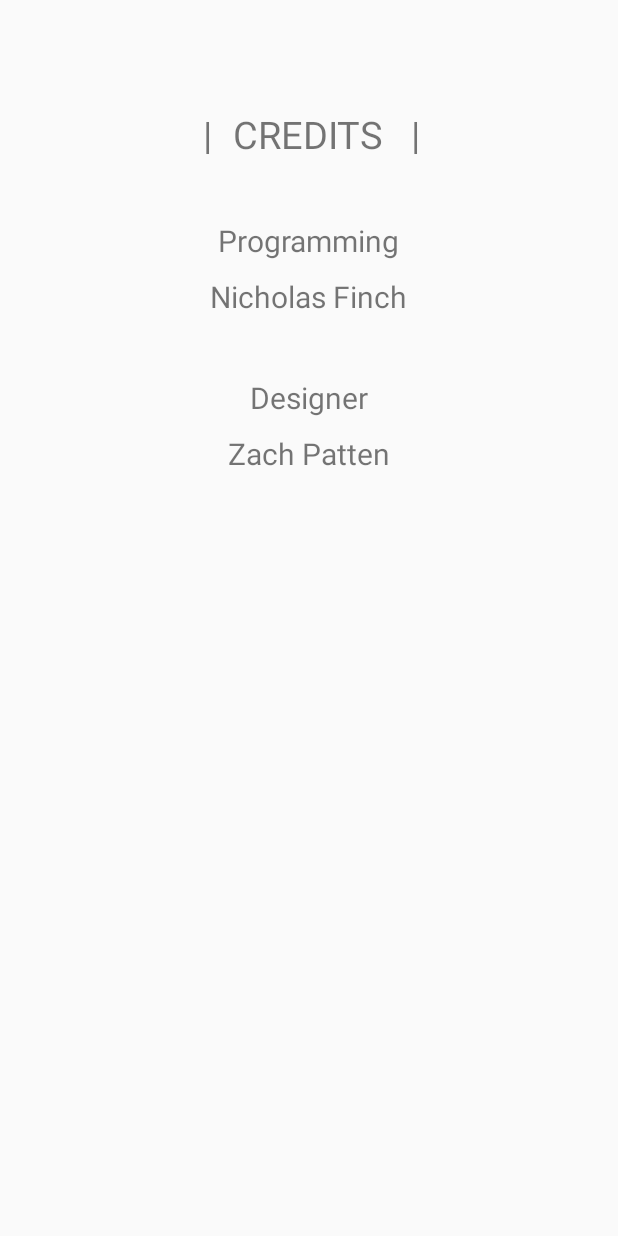
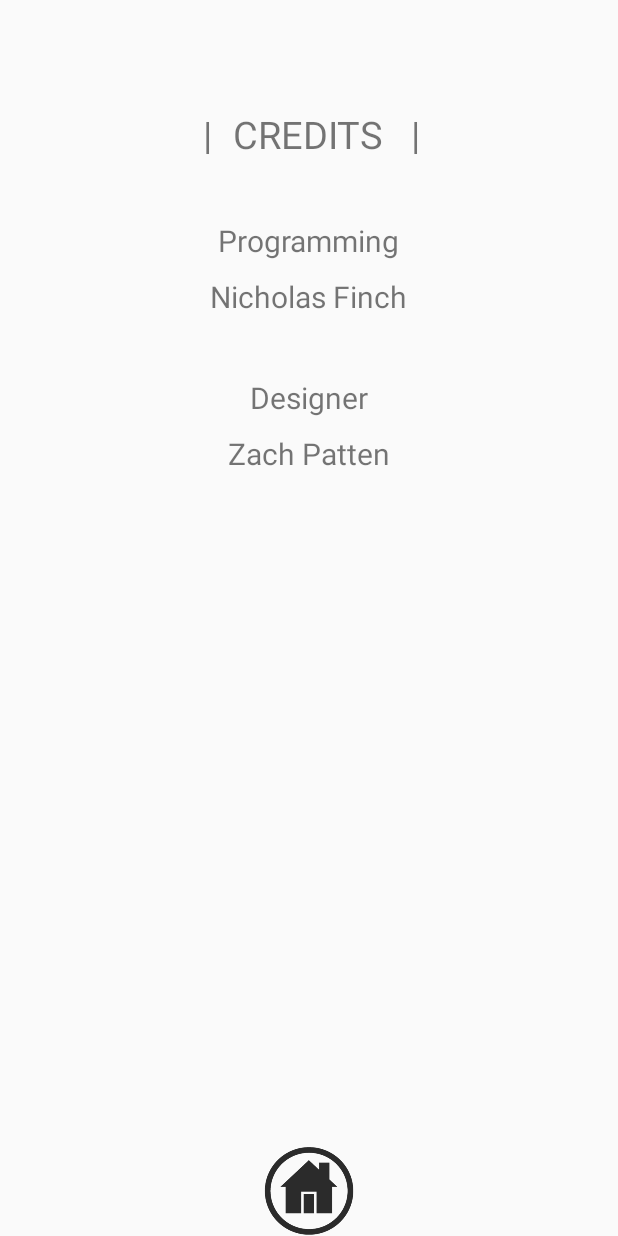
Before and after one commit to tisaconundrum2/AnagramGame, an Android app: the Credits screen opened directly, with no data from a screen before it, on a phone screen of 412 x 824 dp. Run offline under Robolectric (Android 15) with nearby library versions, the phone set to English and light mode, and no system bars; 13 statements that could not run were skipped.

Commit message:
Working home buttons

```diff
--- a/app/src/main/java/com/tisaconundrum/anagramgame/Credits.java
+++ b/app/src/main/java/com/tisaconundrum/anagramgame/Credits.java
@@ -1,10 +1,13 @@
 package com.tisaconundrum.anagramgame;
 
+import android.content.Intent;
 import android.os.Bundle;
+import android.os.Handler;
 import android.support.v7.app.AppCompatActivity;
 import android.view.View;
 import android.view.animation.Animation;
 import android.view.animation.AnimationUtils;
+import android.widget.ImageView;
 import android.widget.RelativeLayout;
 import android.widget.TextView;
 
@@ -18,6 +21,7 @@ public class Credits extends AppCompatActivity{
     private TextView titleMiddle;
     private TextView titleRight;
     private Animation compileAnimation;
+    private ImageView homebutton;
 
     @Override
     protected void onCreate(Bundle savedInstanceState){
@@ -33,6 +37,33 @@ public class Credits extends AppCompatActivity{
             getSupportActionBar().hide();
         }
         titleAnimate();
+        homebutton();
+    }
+
+    private void homebutton() {
+        {
+            homebutton = (ImageView) findViewById(R.id.home_button);
+            homebutton.setOnClickListener(new View.OnClickListener() {
+                @Override
+                public void onClick(View v) {
+                    Handler handler = new Handler();
+                    handler.postDelayed(new Runnable() {
+                        @Override
+                        public void run() {
+                            try {
+                                Intent settingsIntent = new Intent(Credits.this, MainMenu.class);
+                                settingsIntent.addFlags(Intent.FLAG_ACTIVITY_NO_ANIMATION); //this checks that all animations are done before moving foward
+                                startActivity(settingsIntent);
+                            } catch (Exception e){
+                                System.err.println(e.getMessage());
+                            }
+                        }
+                    }, GameSettings.START_NEW_ACTIVITY_DURATION);
+
+                }
+            });
+        }
+
     }
 
     private void titleAnimate(){
--- a/app/src/main/res/layout/credits.xml
+++ b/app/src/main/res/layout/credits.xml
@@ -84,4 +84,14 @@
         android:text="@string/designer_name"
         android:textSize="20dp" />
 
+    <ImageView
+        android:layout_width="wrap_content"
+        android:layout_height="wrap_content"
+        android:adjustViewBounds="true"
+        android:maxWidth="60dp"
+        android:scaleType="fitCenter"
+        android:src="@mipmap/home_button"
+        android:layout_alignParentBottom="true"
+        android:layout_centerHorizontal="true" />
+
 </RelativeLayout>
```
Also changed, not shown: app/src/main/java/com/tisaconundrum/anagramgame/GameOver.java (+31 -0 lines), app/src/main/java/com/tisaconundrum/anagramgame/Settings.java (+29 -1 lines), app/src/main/res/layout/game_over.xml (+5 -4 lines).
